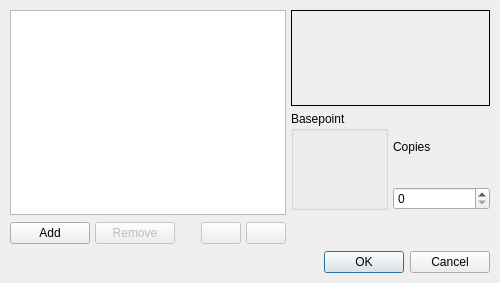
Qt form scribus/ui/transformdialogbase.ui (scribusproject/scribus) before a commit.
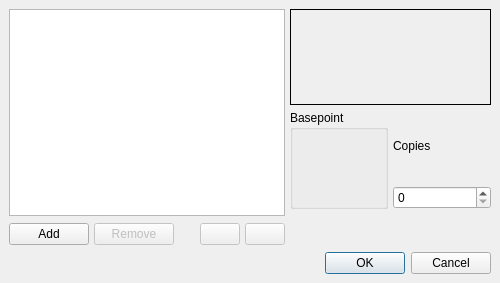
The same form after that commit. Custom widgets are drawn as their Qt base class.

Commit message: #16472: Unify margins and spacing for dialogs, set 7 <bubu>

Diff of the .ui file:
```diff
--- a/scribus/ui/transformdialogbase.ui
+++ b/scribus/ui/transformdialogbase.ui
@@ -20,6 +20,18 @@
    <string>Transform</string>
   </property>
   <layout class="QVBoxLayout">
+   <property name="leftMargin">
+    <number>9</number>
+   </property>
+   <property name="topMargin">
+    <number>9</number>
+   </property>
+   <property name="rightMargin">
+    <number>9</number>
+   </property>
+   <property name="bottomMargin">
+    <number>9</number>
+   </property>
    <item>
     <layout class="QHBoxLayout">
      <item>
```
The commit also changes 7 other files.
